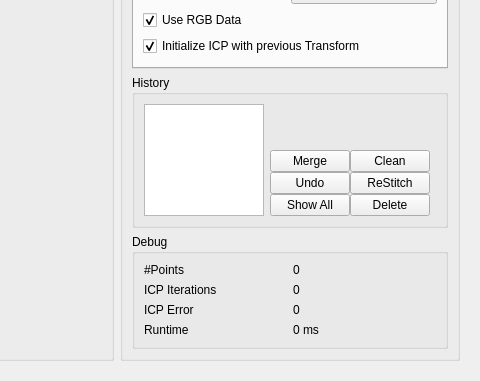
anygo/uniprojectsdn, file master/seminar/StitchingWidget.ui: the form before one commit; both pictures show x 499 to 979 and y 272 to 653 of the 979 by 653 pixel window.
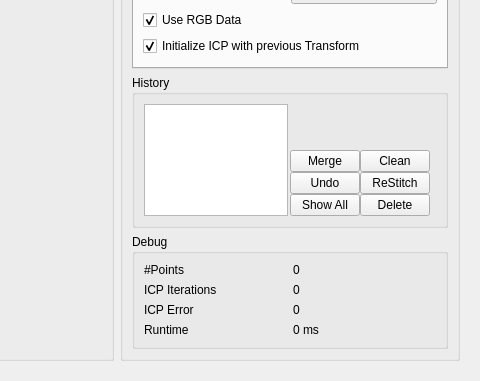
The form after the commit. Custom widgets are drawn as their Qt base class.

```diff
--- a/master/seminar/StitchingWidget.ui
+++ b/master/seminar/StitchingWidget.ui
@@ -602,7 +602,7 @@
              <widget class="QListWidget" name="m_ListWidgetHistory">
               <property name="minimumSize">
                <size>
-                <width>0</width>
+                <width>144</width>
                 <height>0</height>
                </size>
               </property>
```
